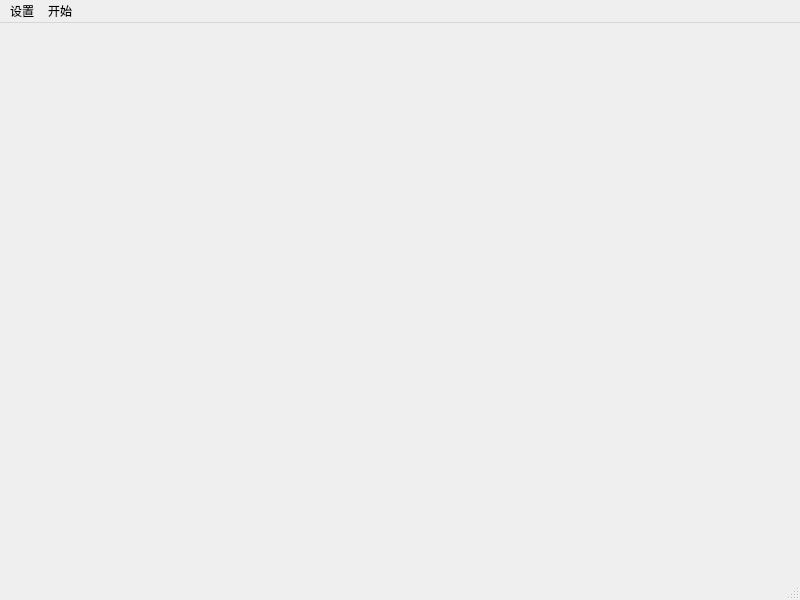
Old version of the form main.ui in the repository splendone/zhshtool.
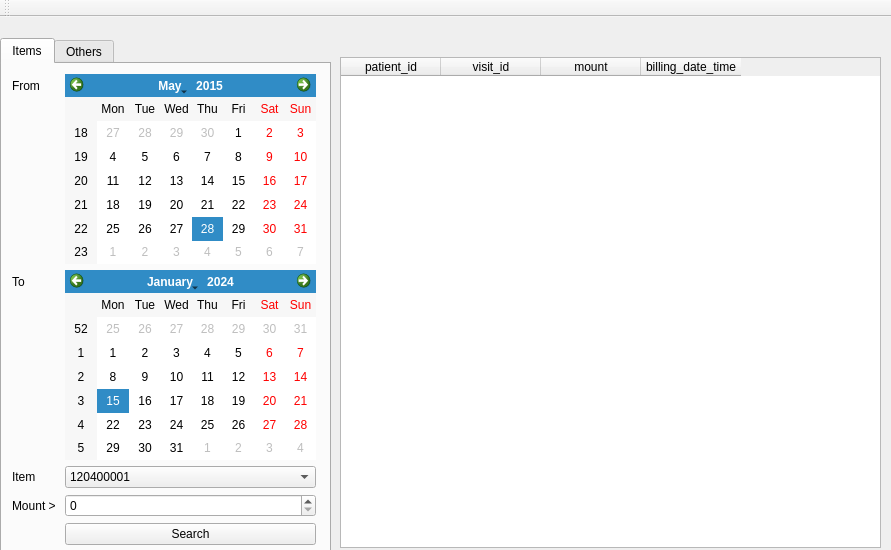
New version of the form.

```diff
--- a/main.ui
+++ b/main.ui
@@ -6,49 +6,179 @@
    <rect>
     <x>0</x>
     <y>0</y>
-    <width>800</width>
-    <height>600</height>
+    <width>891</width>
+    <height>550</height>
    </rect>
   </property>
+  <property name="sizePolicy">
+   <sizepolicy hsizetype="Fixed" vsizetype="Fixed">
+    <horstretch>0</horstretch>
+    <verstretch>0</verstretch>
+   </sizepolicy>
+  </property>
   <property name="windowTitle">
    <string>MainWindow</string>
   </property>
-  <widget class="QWidget" name="centralwidget"/>
-  <widget class="QMenuBar" name="menubar">
-   <property name="geometry">
-    <rect>
-     <x>0</x>
-     <y>0</y>
-     <width>800</width>
-     <height>23</height>
-    </rect>
-   </property>
-   <widget class="QMenu" name="menuSetting">
-    <property name="title">
-     <string>设置</string>
+  <widget class="QWidget" name="centralwidget">
+   <widget class="QTabWidget" name="tabWidget">
+    <property name="geometry">
+     <rect>
+      <x>0</x>
+      <y>21</y>
+      <width>331</width>
+      <height>515</height>
+     </rect>
     </property>
-    <addaction name="actionDB"/>
+    <property name="currentIndex">
+     <number>0</number>
+    </property>
+    <widget class="QWidget" name="tab_items">
+     <attribute name="title">
+      <string>Items</string>
+     </attribute>
+     <widget class="QWidget" name="formLayoutWidget">
+      <property name="geometry">
+       <rect>
+        <x>10</x>
+        <y>10</y>
+        <width>304</width>
+        <height>471</height>
+       </rect>
+      </property>
+      <layout class="QFormLayout" name="formLayout">
+       <item row="0" column="0">
+        <widget class="QLabel" name="label_from">
+         <property name="text">
+          <string>From</string>
+         </property>
+        </widget>
+       </item>
+       <item row="1" column="0">
+        <widget class="QLabel" name="label_to">
+         <property name="text">
+          <string>To</string>
+         </property>
+        </widget>
+       </item>
+       <item row="2" column="0">
+        <widget class="QLabel" name="label_item">
+         <property name="text">
+          <string>Item</string>
+         </property>
+        </widget>
+       </item>
+       <item row="2" column="1">
+        <widget class="QComboBox" name="comboBox_item">
+         <item>
+          <property name="text">
+           <string>120400001</string>
+          </property>
+         </item>
+        </widget>
+       </item>
+       <item row="3" column="0">
+        <widget class="QLabel" name="label_mount">
+         <property name="text">
+          <string>Mount &gt; </string>
+         </property>
+        </widget>
+       </item>
+       <item row="3" column="1">
+        <widget class="QSpinBox" name="spinBox_mount"/>
+       </item>
+       <item row="4" column="1">
+        <widget class="QPushButton" name="pushButton">
+         <property name="text">
+          <string>Search</string>
+         </property>
+        </widget>
+       </item>
+       <item row="0" column="1">
+        <widget class="QCalendarWidget" name="calendarWidget_from">
+         <property name="selectedDate">
+          <date>
+           <year>2015</year>
+           <month>5</month>
+           <day>28</day>
+          </date>
+         </property>
+        </widget>
+       </item>
+       <item row="1" column="1">
+        <widget class="QCalendarWidget" name="calendarWidget_to"/>
+       </item>
+      </layout>
+     </widget>
+    </widget>
+    <widget class="QWidget" name="tab_others">
+     <attribute name="title">
+      <string>Others</string>
+     </attribute>
+    </widget>
    </widget>
-   <widget class="QMenu" name="menuStart">
-    <property name="title">
-     <string>开始</string>
+   <widget class="QTableWidget" name="tableWidget">
+    <property name="geometry">
+     <rect>
+      <x>340</x>
+      <y>40</y>
+      <width>541</width>
+      <height>491</height>
+     </rect>
     </property>
-    <addaction name="actionWsOne"/>
+    <column>
+     <property name="text">
+      <string>patient_id</string>
+     </property>
+     <property name="background">
+      <color>
+       <red>255</red>
+       <green>255</green>
+       <blue>255</blue>
+      </color>
+     </property>
+    </column>
+    <column>
+     <property name="text">
+      <string>visit_id</string>
+     </property>
+     <property name="background">
+      <color>
+       <red>255</red>
+       <green>255</green>
+       <blue>255</blue>
+      </color>
+     </property>
+    </column>
+    <column>
+     <property name="text">
+      <string>mount</string>
+     </property>
+     <property name="background">
+      <color>
+       <red>255</red>
+       <green>255</green>
+       <blue>255</blue>
+      </color>
+     </property>
+    </column>
+    <column>
+     <property name="text">
+      <string>billing_date_time</string>
+     </property>
+    </column>
    </widget>
-   <addaction name="menuSetting"/>
-   <addaction name="menuStart"/>
   </widget>
-  <widget class="QStatusBar" name="statusbar"/>
-  <action name="actionDB">
-   <property name="text">
-    <string>DB</string>
+  <widget class="QToolBar" name="toolBar">
+   <property name="windowTitle">
+    <string>toolBar</string>
    </property>
-  </action>
-  <action name="actionWsOne">
-   <property name="text">
-    <string>第一个</string>
-   </property>
-  </action>
+   <attribute name="toolBarArea">
+    <enum>TopToolBarArea</enum>
+   </attribute>
+   <attribute name="toolBarBreak">
+    <bool>false</bool>
+   </attribute>
+  </widget>
  </widget>
  <resources/>
  <connections/>
```
